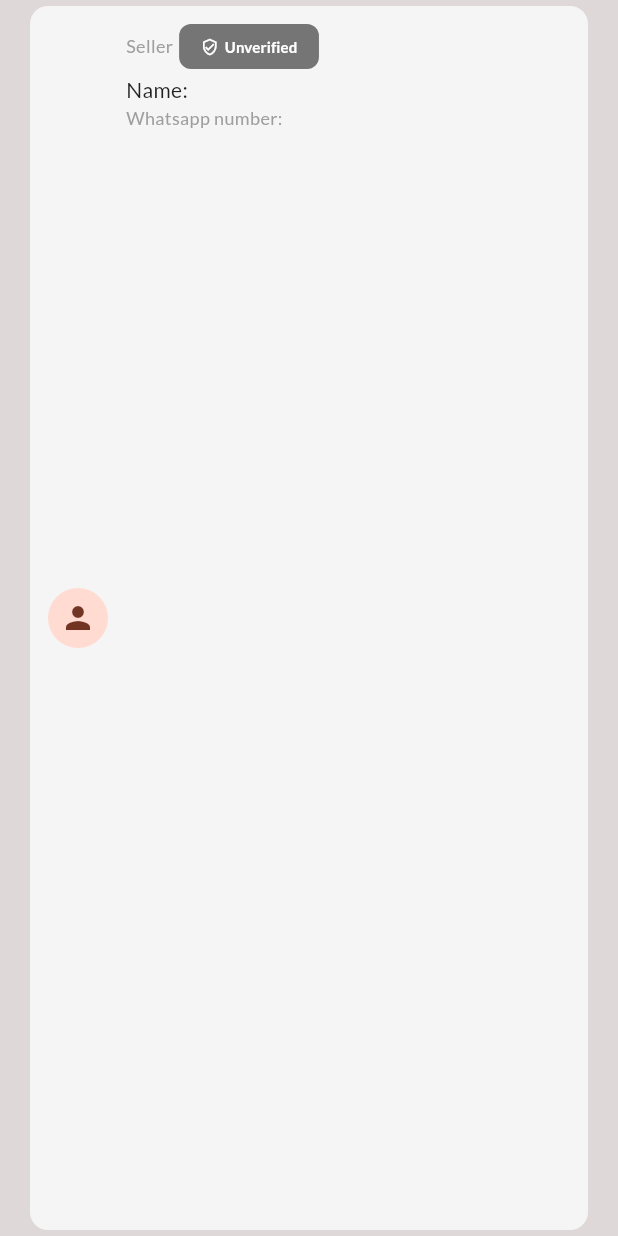
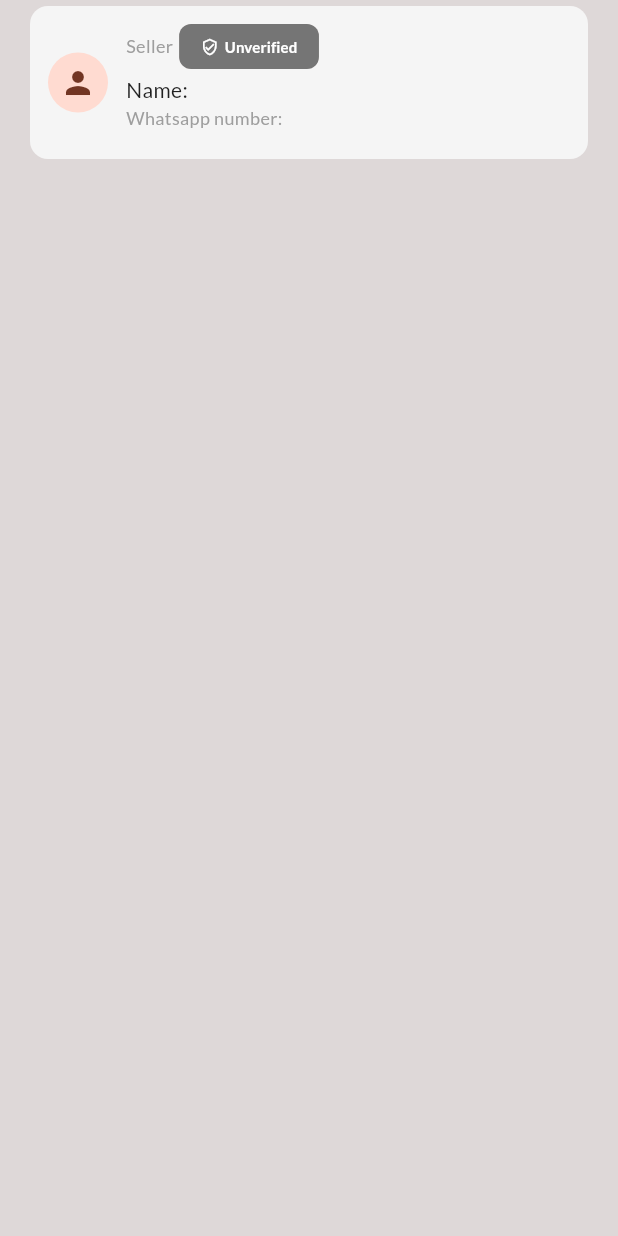
Before and after one commit to KabetEx/KabetEx, a Flutter app: the SellerCard widget shown alone on an empty page, opened directly with empty values, on a phone screen of 412 x 824 dp. Run offline on Flutter 3.47's test engine with Material 3 defaults, Android fonts, the phone set to English and light mode, and no system bars; our stand-ins replace cached_network_image, carousel_slider, connectivity_plus, flutter_riverpod, flutter_switch, google_fonts and 7 more; accounts and stored records are empty.

Commit message:
prod details page fix sellerProducts, shimmer upgrade

```diff
--- a/lib/features/home/widgets/app_title_row.dart
+++ b/lib/features/home/widgets/app_title_row.dart
@@ -3,7 +3,7 @@ import 'package:flutter_riverpod/flutter_riverpod.dart';
 import 'package:flutter_switch/flutter_switch.dart';
 import 'package:hive_flutter/hive_flutter.dart';
 import 'package:kabetex/features/search/search_page.dart';
-import 'package:kabetex/providers/products/seller_products/profile_provider.dart';
+import 'package:kabetex/features/products/providers/user_provider.dart';
 import 'package:kabetex/providers/theme_provider.dart';
 import 'package:supabase_flutter/supabase_flutter.dart';
 
--- a/lib/features/home/widgets/drawer.dart
+++ b/lib/features/home/widgets/drawer.dart
@@ -6,7 +6,7 @@ import 'package:kabetex/features/contact_report/presentation/report_page.dart';
 import 'package:kabetex/features/products/presentation/post_product_page.dart';
 import 'package:kabetex/features/products/presentation/my_products_page.dart';
 import 'package:kabetex/features/settings/presentations/settings_page.dart';
-import 'package:kabetex/providers/products/seller_products/profile_provider.dart';
+import 'package:kabetex/features/products/providers/user_provider.dart';
 import 'package:kabetex/providers/theme_provider.dart';
 import 'package:kabetex/features/auth/data/auth_services.dart';
 import 'package:supabase_flutter/supabase_flutter.dart';
--- a/lib/features/products/presentation/edit_product.dart
+++ b/lib/features/products/presentation/edit_product.dart
@@ -2,8 +2,8 @@ import 'package:flutter/material.dart';
 import 'package:flutter_riverpod/flutter_riverpod.dart';
 import 'package:kabetex/features/products/data/product.dart';
 import 'package:kabetex/features/products/data/product_services.dart';
+import 'package:kabetex/features/products/providers/user_provider.dart';
 import 'package:kabetex/providers/categories/categories_provider.dart';
-import 'package:kabetex/providers/products/seller_products/my_products.dart';
 import 'package:kabetex/providers/theme_provider.dart';
 import 'package:supabase_flutter/supabase_flutter.dart';
 
--- a/lib/features/products/presentation/my_products_page.dart
+++ b/lib/features/products/presentation/my_products_page.dart
@@ -4,8 +4,8 @@ import 'package:kabetex/common/slide_routing.dart';
 import 'package:kabetex/features/products/data/product.dart';
 import 'package:kabetex/features/products/data/product_services.dart';
 import 'package:kabetex/features/products/presentation/edit_product.dart';
+import 'package:kabetex/features/products/providers/user_provider.dart';
 import 'package:kabetex/features/products/widgets/SellerProductTile.dart';
-import 'package:kabetex/providers/products/seller_products/my_products.dart';
 import 'package:kabetex/providers/theme_provider.dart';
 
 class MyProductsPage extends ConsumerWidget {
--- a/lib/features/products/presentation/post_product_page.dart
+++ b/lib/features/products/presentation/post_product_page.dart
@@ -4,10 +4,10 @@ import 'package:flutter/material.dart';
 import 'package:flutter_riverpod/flutter_riverpod.dart';
 import 'package:kabetex/features/products/data/product.dart';
 import 'package:kabetex/features/auth/presentation/sign_up.dart';
+import 'package:kabetex/features/products/providers/user_provider.dart';
 import 'package:kabetex/features/products/widgets/product_image.dart';
 import 'package:image_picker/image_picker.dart';
 import 'package:kabetex/providers/categories/categories_provider.dart';
-import 'package:kabetex/providers/products/seller_products/my_products.dart';
 import 'package:kabetex/providers/theme_provider.dart';
 import 'package:kabetex/features/products/data/product_services.dart';
 import 'package:supabase_flutter/supabase_flutter.dart';
--- a/lib/features/products/widgets/products_listview.dart
+++ b/lib/features/products/widgets/products_listview.dart
@@ -5,7 +5,7 @@ import 'package:flutter_riverpod/flutter_riverpod.dart';
 import 'package:flutter_staggered_grid_view/flutter_staggered_grid_view.dart';
 import 'package:kabetex/features/products/widgets/product_card.dart';
 import 'package:kabetex/providers/categories/selected_category.dart';
-import 'package:kabetex/providers/products/products_stream_provider.dart';
+import 'package:kabetex/features/products/providers/products_stream_provider.dart';
 import 'package:kabetex/providers/theme_provider.dart';
 import 'package:shimmer/shimmer.dart';
 
--- /dev/null
+++ b/lib/features/products/widgets/sellerCard_shimmer.dart
@@ -0,0 +1,86 @@
+import 'package:flutter/material.dart';
+import 'package:shimmer/shimmer.dart';
+
+class SellerCardShimmer extends StatelessWidget {
+  final bool isDark;
+
+  const SellerCardShimmer({super.key, required this.isDark});
+
+  @override
+  Widget build(BuildContext context) {
+    final baseColor = isDark ? Colors.grey[800]! : Colors.grey[600]!;
+    final highlightColor = isDark ? Colors.grey[700]! : Colors.grey[500]!;
+
+    return Padding(
+      padding: const EdgeInsets.symmetric(horizontal: 8.0),
+      child: SizedBox(
+        height: 110,
+        width: double.infinity,
+        child: Card(
+          elevation: 0,
+          color: isDark ? Colors.grey[900] : Colors.grey[100],
+          shape: RoundedRectangleBorder(
+            borderRadius: BorderRadius.circular(12),
+          ),
+          child: Padding(
+            padding: const EdgeInsets.symmetric(vertical: 12.0, horizontal: 12),
+            child: Shimmer.fromColors(
+              baseColor: baseColor,
+              highlightColor: highlightColor,
+              child: Row(
+                children: [
+                  // Circle avatar shimmer
+                  Container(
+                    width: 40,
+                    height: 40,
+                    decoration: BoxDecoration(
+                      shape: BoxShape.circle,
+                      color: baseColor,
+                    ),
+                  ),
+                  const SizedBox(width: 12),
+
+                  // Name & chip shimmer
+                  Expanded(
+                    child: Column(
+                      crossAxisAlignment: CrossAxisAlignment.start,
+                      children: [
+                        // Seller + verified chip
+                        Row(
+                          children: [
+                            Container(
+                              width: 40,
+                              height: 12,
+                              color: Colors.white,
+                            ),
+                            const SizedBox(width: 6),
+                            Container(
+                              width: 40,
+                              height: 16,
+                              decoration: BoxDecoration(
+                                color: Colors.white,
+                                borderRadius: BorderRadius.circular(4),
+                              ),
+                            ),
+                          ],
+                        ),
+                        const SizedBox(height: 6),
+
+                        // Seller name shimmer
+                        Container(width: 180, height: 16, color: Colors.white),
+                        const SizedBox(height: 4),
+
+                        // Whatsapp number shimmer
+                        Container(width: 140, height: 18, color: Colors.white),
+                      ],
+                    ),
+                  ),
+                ],
+              ),
+            ),
+          ),
+        ),
+      ),
+    );
+  }
+}
--- a/lib/features/products/widgets/seller_card.dart
+++ b/lib/features/products/widgets/seller_card.dart
@@ -1,6 +1,7 @@
 import 'package:flutter/material.dart';
 import 'package:flutter_riverpod/flutter_riverpod.dart';
-import 'package:kabetex/providers/products/seller_products/profile_provider.dart';
+import 'package:kabetex/features/products/providers/seller_provider.dart';
+import 'package:kabetex/features/products/widgets/sellerCard_shimmer.dart';
 
 class SellerCard extends ConsumerWidget {
   const SellerCard({super.key, required this.sellerId, required this.isDark});
@@ -15,7 +16,7 @@ class SellerCard extends ConsumerWidget {
     return Padding(
       padding: const EdgeInsets.symmetric(horizontal: 16.0),
       child: sellerAsync.when(
-        loading: () => const Center(child: CircularProgressIndicator()),
+        loading: () => SellerCardShimmer(isDark: isDark),
         error: (e, st) => Text('Error: $e'),
         data: (profile) {
           if (profile == null) return const Text('Seller not found');
@@ -24,14 +25,19 @@ class SellerCard extends ConsumerWidget {
           final sellerName = profile['full_name'] ?? 'Guest';
           final sellerNumber = profile['phone_number'] ?? '-';
 
-          return Card(
+          return SizedBox(
+            height: 110,
+            child: Card(
               elevation: 0,
-            color: isDark ? Colors.grey[900] : const Color(0xFFF5F5F5),
+              color: isDark ? Colors.grey[900] : Colors.grey[100],
               shape: RoundedRectangleBorder(
                 borderRadius: BorderRadius.circular(12),
               ),
               child: Padding(
-              padding: const EdgeInsets.all(12.0),
+                padding: const EdgeInsets.symmetric(
+                  vertical: 12.0,
+                  horizontal: 12,
+                ),
                 child: Row(
                   children: [
                     const CircleAvatar(radius: 20, child: Icon(Icons.person)),
@@ -55,7 +61,9 @@ class SellerCard extends ConsumerWidget {
                                   horizontal: 6,
                                   vertical: 2,
                                 ),
-                              side: const BorderSide(color: Colors.transparent),
+                                side: const BorderSide(
+                                  color: Colors.transparent,
+                                ),
                                 label: Row(
                                   mainAxisSize: MainAxisSize.min,
                                   children: [
@@ -111,6 +119,7 @@ class SellerCard extends ConsumerWidget {
                   ],
                 ),
               ),
+            ),
           );
         },
       ),
--- a/lib/features/profile/presentantion/edit_profile.dart
+++ b/lib/features/profile/presentantion/edit_profile.dart
@@ -1,7 +1,7 @@
 import 'package:flutter/material.dart';
 import 'package:flutter_riverpod/flutter_riverpod.dart';
 import 'package:kabetex/features/profile/data/profile_services.dart';
-import 'package:kabetex/providers/products/seller_products/profile_provider.dart';
+import 'package:kabetex/features/products/providers/user_provider.dart';
 import 'package:kabetex/providers/theme_provider.dart';
 
 class EditProfilePage extends ConsumerStatefulWidget {
--- a/lib/features/profile/presentantion/profile_page.dart
+++ b/lib/features/profile/presentantion/profile_page.dart
@@ -7,7 +7,7 @@ import 'package:kabetex/features/profile/presentantion/change_password.dart';
 import 'package:kabetex/features/profile/presentantion/edit_profile.dart';
 import 'package:kabetex/features/profile/presentantion/phone_verification.dart';
 import 'package:kabetex/features/profile/widgets/not_logged_In.dart';
-import 'package:kabetex/providers/products/seller_products/profile_provider.dart';
+import 'package:kabetex/features/products/providers/user_provider.dart';
 import 'package:kabetex/providers/home/nav_bar.dart';
 import 'package:kabetex/providers/theme_provider.dart';
 import 'package:supabase_flutter/supabase_flutter.dart';
```
Also changed, not shown: lib/features/products/presentation/prod_details.dart (+178 -120 lines), lib/features/products/providers/seller_provider.dart (renamed from lib/providers/products/seller_products/profile_provider.dart, +19 -7 lines), lib/features/products/providers/user_provider.dart (renamed from lib/providers/products/seller_products/my_products.dart, +7 -0 lines), lib/features/products/widgets/contact_button.dart (+6 -5 lines), lib/features/products/providers/products_stream_provider.dart (renamed from lib/providers/products/products_stream_provider.dart). Lines whose indentation alone changed are shown as unchanged.
